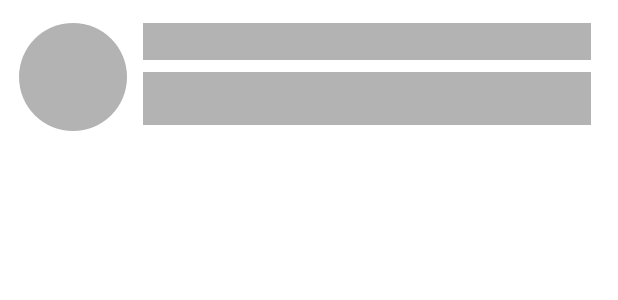
After one commit to anysarohds/E-Canteen, an Android app: the layout item_shimmer.xml on its own in the app's theme, with its tools: preview values and no code run, on a phone screen of 412 x 824 dp. The commit adds this screen. Shown: the top 300 px of the screen. Run offline under Robolectric (Android 15) with nearby library versions, the phone set to English and light mode, and no system bars.

Commit message:
Tambah shimmer pada recyclerview

```diff
--- a/app/build.gradle
+++ b/app/build.gradle
@@ -69,6 +69,10 @@ dependencies {
     //foto
     implementation 'com.squareup.picasso:picasso:2.71828'
     implementation 'de.hdodenhof:circleimageview:3.1.0'
+    //shimmer
+    implementation 'com.facebook.shimmer:shimmer:0.5.0'
+    implementation 'com.android.volley:volley:1.1.1'
+
 
 
     testImplementation 'junit:junit:4.+'
--- /dev/null
+++ b/app/src/main/res/layout/item_shimmer.xml
@@ -0,0 +1,51 @@
+<?xml version="1.0" encoding="utf-8"?>
+<androidx.constraintlayout.widget.ConstraintLayout xmlns:android="http://schemas.android.com/apk/res/android"
+    xmlns:app="http://schemas.android.com/apk/res-auto"
+    xmlns:tools="http://schemas.android.com/tools"
+    android:layout_width="match_parent"
+    android:layout_height="wrap_content"
+    android:paddingTop="5dp"
+    android:paddingBottom="5dp"
+    android:layout_margin="10dp">
+
+    <de.hdodenhof.circleimageview.CircleImageView
+        android:id="@+id/profileImage"
+        android:layout_width="77dp"
+        android:layout_height="72dp"
+        android:layout_centerVertical="true"
+        android:src="#B3B3B3"
+        app:layout_constraintBottom_toBottomOf="parent"
+        app:layout_constraintEnd_toEndOf="parent"
+        app:layout_constraintHorizontal_bias="0.0"
+        app:layout_constraintStart_toStartOf="parent"
+        app:layout_constraintTop_toTopOf="parent" />
+
+    <TextView
+        android:id="@+id/name"
+        android:layout_width="0dp"
+        android:layout_height="wrap_content"
+        android:layout_alignParentTop="true"
+        android:layout_marginStart="8dp"
+        android:layout_marginEnd="8dp"
+        android:background="#B3B3B3"
+        android:textAppearance="?android:attr/textAppearanceMedium"
+        android:textStyle="bold"
+        app:layout_constraintEnd_toEndOf="parent"
+        app:layout_constraintStart_toEndOf="@+id/profileImage"
+        app:layout_constraintTop_toTopOf="@+id/profileImage" />
+
+    <TextView
+        android:id="@+id/desc"
+        android:layout_width="0dp"
+        android:layout_height="wrap_content"
+        android:layout_below="@+id/name"
+        android:layout_marginStart="8dp"
+        android:layout_marginTop="8dp"
+        android:layout_marginEnd="8dp"
+        android:background="#B3B3B3"
+        android:lines="2"
+        android:textAppearance="?android:attr/textAppearanceSmall"
+        app:layout_constraintEnd_toEndOf="parent"
+        app:layout_constraintStart_toEndOf="@+id/profileImage"
+        app:layout_constraintTop_toBottomOf="@+id/name" />
+</androidx.constraintlayout.widget.ConstraintLayout>
--- a/app/src/main/res/layout/list_food.xml
+++ b/app/src/main/res/layout/list_food.xml
@@ -3,9 +3,9 @@
     xmlns:tools="http://schemas.android.com/tools"
     android:layout_width="match_parent"
     android:layout_height="108dp"
-    android:layout_marginTop="20dp"
     xmlns:app="http://schemas.android.com/apk/res-auto"
     app:cardCornerRadius="20dp"
+    android:layout_marginTop="15dp"
     app:cardBackgroundColor="@color/kuning_mentah">
 
     <RelativeLayout
```
Also changed, not shown: app/src/main/java/com/ani/e_canteen/admin/AdminActivity.kt (+7 -0 lines), app/src/main/res/layout/activity_admin.xml (+32 -2 lines).
